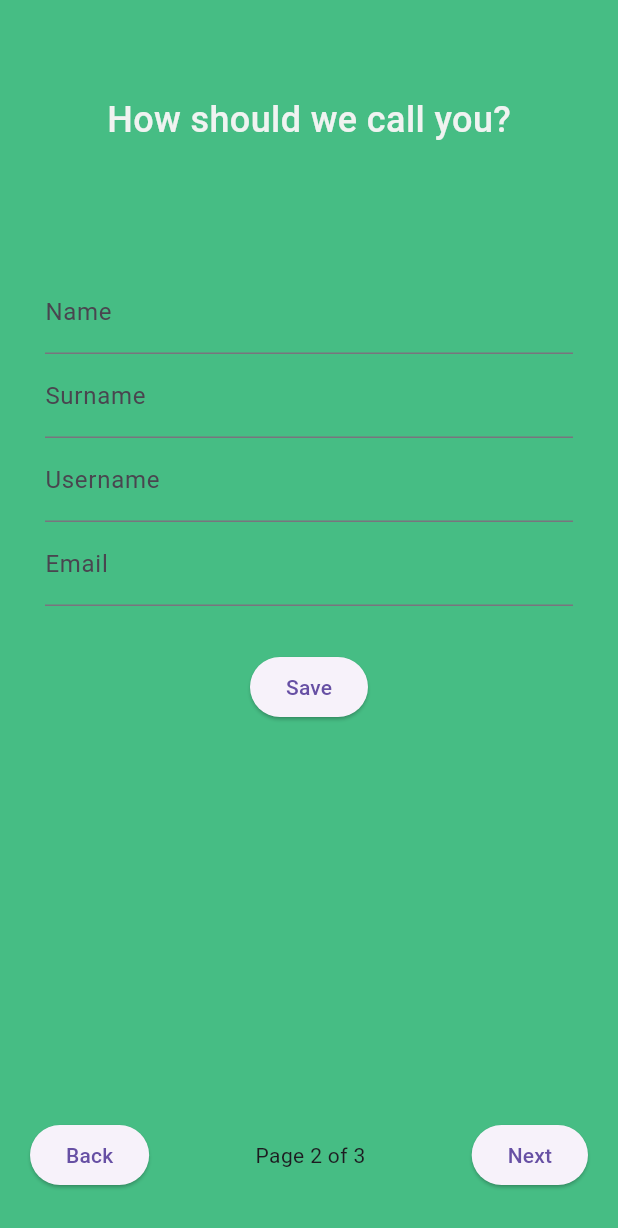
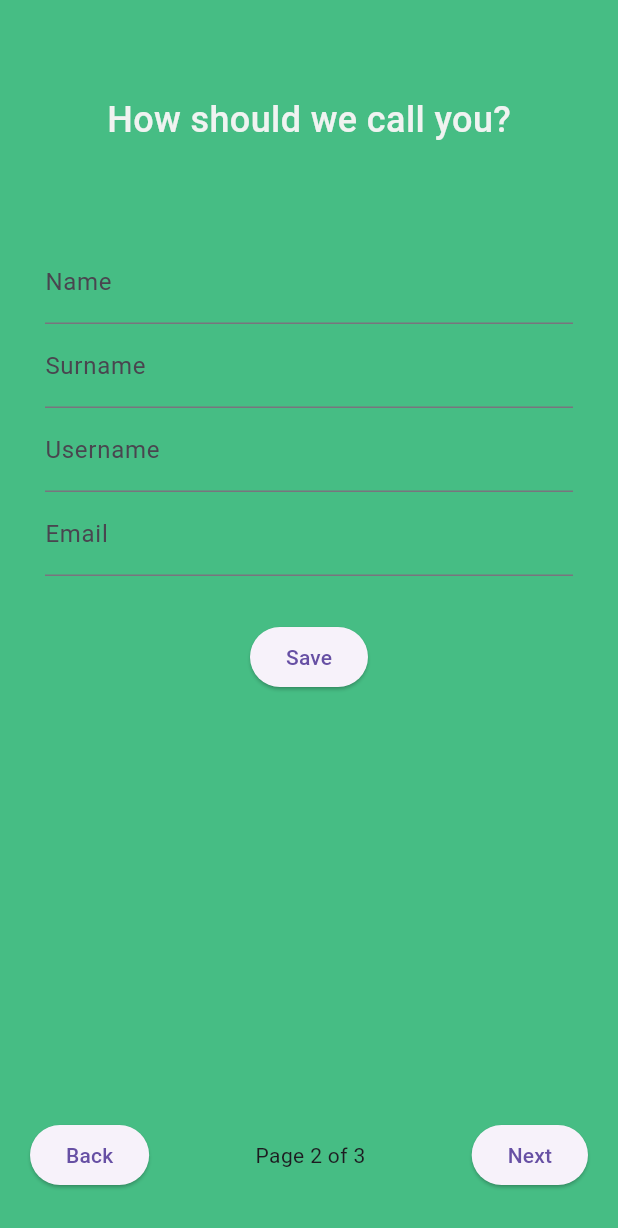
Before and after one commit to Slinza/gas_io, a Flutter app: the screen it shows after launch, after a tap on "Next", on a phone screen of 412 x 824 dp. Shown: the top 1228 px of the screen. Run offline on Flutter 3.47's test engine with Material 3 defaults, Android fonts, the phone set to English and light mode, and no system bars; drawn by our look-alikes of flutter_form_builder; our stand-ins replace fl_chart, flutter_slidable, form_builder_validators, geolocator, google_fonts, google_maps_flutter and 2 more; missing offline and left inert: flutter_config; accounts and stored records are empty.

Commit message:
fix overflow in the onboarding

```diff
--- a/lib/screens/onboarder_car.dart
+++ b/lib/screens/onboarder_car.dart
@@ -75,7 +75,7 @@ class _CarDataPageState extends State<CarDataPage> {
                     style: onbordingTitleStyle,
                   ),
                   const SizedBox(
-                    height: 100,
+                    height: 80,
                   ),
                   FormBuilderTextField(
                     controller: _brandController,
@@ -91,7 +91,6 @@ class _CarDataPageState extends State<CarDataPage> {
                     ),
                     onSaved: (_) => _brandController.text,
                   ),
-                  const SizedBox(height: 16.0),
                   FormBuilderTextField(
                     controller: _modelController,
                     name: 'model',
@@ -106,7 +105,6 @@ class _CarDataPageState extends State<CarDataPage> {
                     ),
                     onSaved: (_) => _modelController.text,
                   ),
-                  const SizedBox(height: 16.0),
                   FormBuilderTextField(
                     controller: _yearController,
                     name: 'year',
@@ -127,7 +125,6 @@ class _CarDataPageState extends State<CarDataPage> {
                     keyboardType:
                         const TextInputType.numberWithOptions(decimal: false),
                   ),
-                  const SizedBox(height: 16.0),
                   FormBuilderTextField(
                     controller: _initialKmController,
                     name: 'km',
--- a/lib/screens/onboarder_screen.dart
+++ b/lib/screens/onboarder_screen.dart
@@ -36,6 +36,7 @@ class _OnboardingScreensState extends State<OnboardingScreens> {
   @override
   Widget build(BuildContext context) {
     return Scaffold(
+      resizeToAvoidBottomInset: false,
       body: Stack(
         children: [
           PageView(
--- a/lib/screens/onboarder_user.dart
+++ b/lib/screens/onboarder_user.dart
@@ -47,7 +47,7 @@ class NameSurnamePage extends StatelessWidget {
                   style: onbordingTitleStyle,
                 ),
                 const SizedBox(
-                  height: 100,
+                  height: 80,
                 ),
                 FormBuilderTextField(
                   controller: _nameController,
```
